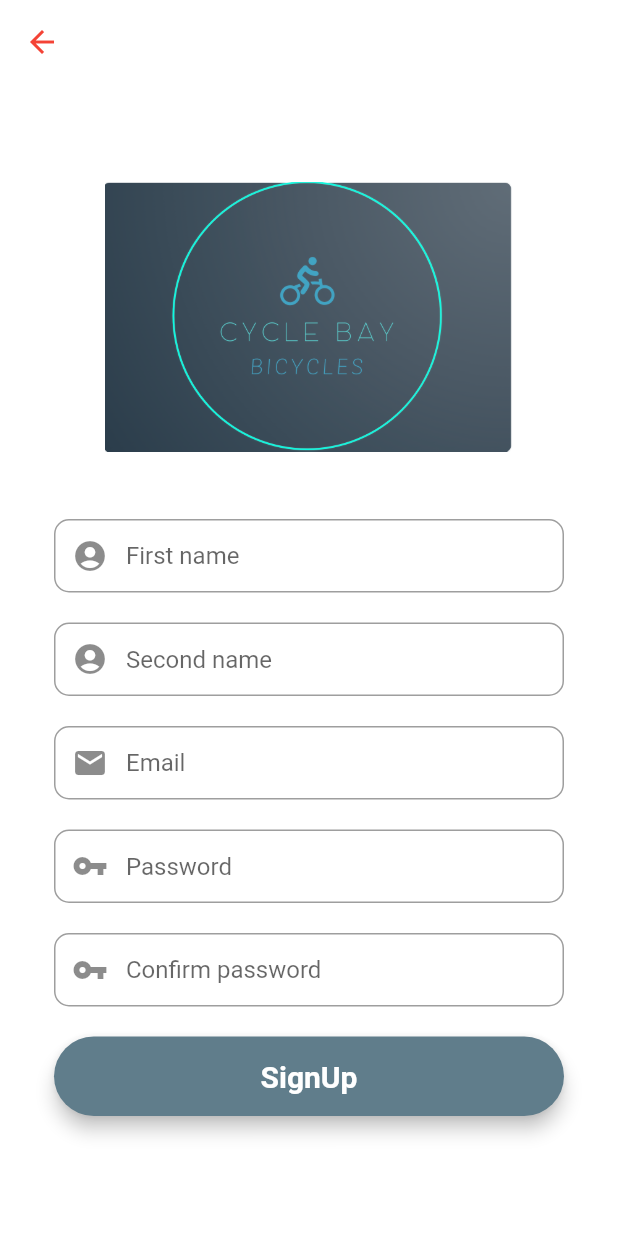
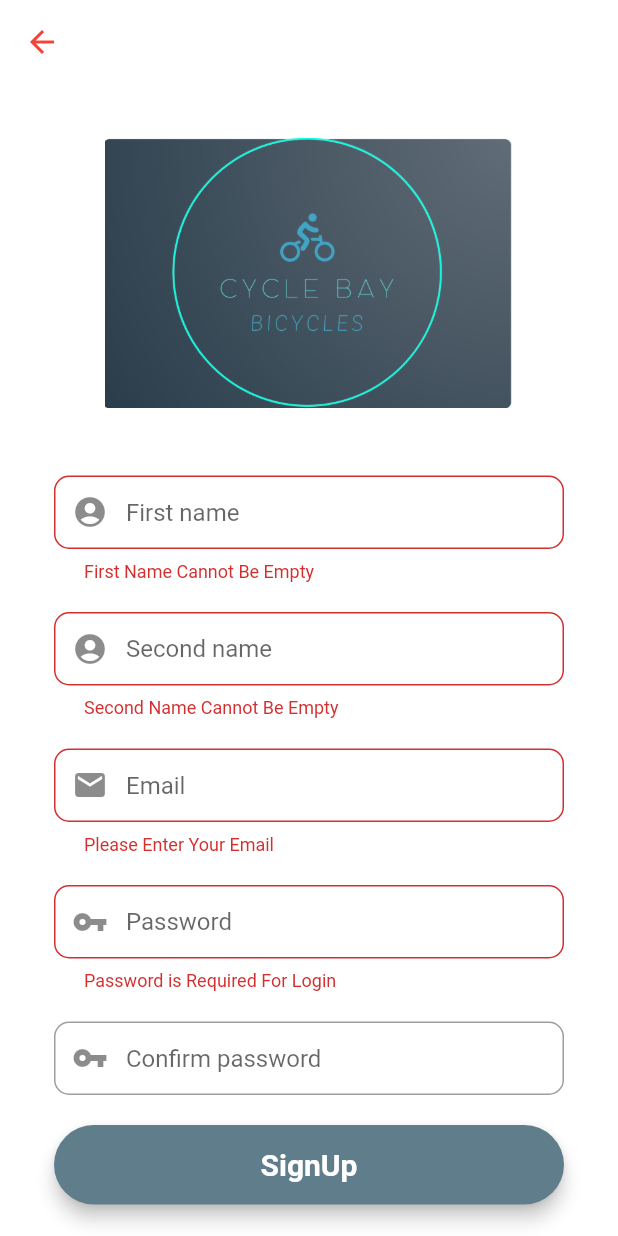
Before and after one commit to sayem118/CyclePlanner, a Flutter app: the SignupScreen screen opened directly, after a tap on "SignUp", on a phone screen of 412 x 824 dp. Run offline on Flutter 3.47's test engine with Material 2 defaults, Android fonts, the phone set to English and light mode, and no system bars; our stand-ins replace cloud_firestore, curved_navigation_bar, expansion_tile_card, firebase_auth, firebase_core, fluttertoast and 4 more; missing offline and left inert: favorite_button, flutter_mapbox_navigation, flutter_polyline_points, geolocator_android, geolocator_apple, geolocator_platform_interface; accounts and stored records are empty.

Commit message:
add user model and connect firebase database

```diff
--- /dev/null
+++ b/lib/models/user_model.dart
@@ -0,0 +1,28 @@
+class UserModel {
+  String? uid;
+  String? email;
+  String? firstName;
+  String? secondName;
+
+  UserModel({this.uid, this.email, this.firstName, this.secondName});
+
+  // receiving data from server
+  factory UserModel.fromMap(map) {
+    return UserModel(
+      uid: map['uid'],
+      email: map['email'],
+      firstName: map['firstName'],
+      secondName: map['secondName'],
+    );
+  }
+
+  // sending data to our server
+  Map<String, dynamic> toMap() {
+    return {
+      'uid': uid,
+      'email': email,
+      'firstName': firstName,
+      'secondName': secondName,
+    };
+  }
+}
--- a/lib/views/sign_up_screen.dart
+++ b/lib/views/sign_up_screen.dart
@@ -1,4 +1,10 @@
+import 'package:cloud_firestore/cloud_firestore.dart';
+import 'package:firebase_auth/firebase_auth.dart';
 import 'package:flutter/material.dart';
+import 'package:fluttertoast/fluttertoast.dart';
+
+import '../models/user_model.dart';
+import 'home_screen.dart';
 class SignupScreen extends StatefulWidget {
   const SignupScreen({Key? key}) : super(key: key);
 
@@ -7,6 +13,9 @@
 }
 
 class _SignupScreenState extends State<SignupScreen> {
+  //firebase auth
+  final _auth = FirebaseAuth.instance;
+
   // form key
   final _formKey = GlobalKey<FormState>();
 
@@ -23,10 +32,18 @@
     final firstNameField = TextFormField(
       autofocus: false,
       controller: firstNameEditingController,
-      keyboardType:TextInputType.name,
-      //vaildator
-      onSaved: (value)
-      {
+      keyboardType: TextInputType.name,
+      validator: (value) {
+        RegExp regex = new RegExp(r'^.{3,}$');
+        if (value!.isEmpty) {
+          return ("First Name Cannot Be Empty");
+        }
+        if (!regex.hasMatch(value)) {
+          return ("Please Enter a Valid Name (Min of 3 Characters");
+        }
+        return null;
+      },
+      onSaved: (value) {
         firstNameEditingController.text = value!;
       },
       textInputAction: TextInputAction.next,
@@ -44,10 +61,14 @@
     final secondNameField = TextFormField(
       autofocus: false,
       controller: secondNameEditingController,
-      keyboardType:TextInputType.name,
-      //vaildator
-      onSaved: (value)
-      {
+      keyboardType: TextInputType.name,
+      validator: (value) {
+        if (value!.isEmpty) {
+          return ("Second Name Cannot Be Empty");
+        }
+        return null;
+      },
+      onSaved: (value) {
         secondNameEditingController.text = value!;
       },
       textInputAction: TextInputAction.next,
@@ -65,10 +86,18 @@
     final emailField = TextFormField(
       autofocus: false,
       controller: emailEditingController,
-      keyboardType:TextInputType.emailAddress,
-      //vaildator
-      onSaved: (value)
-      {
+      keyboardType: TextInputType.emailAddress,
+      validator: (value) {
+        if (value!.isEmpty) {
+          return ("Please Enter Your Email");
+        }
+        // reg expression for email validation
+        if (!RegExp("^[a-zA-Z0-9+_.-]+@[a-zA-z0-9.-]+.[a-z]").hasMatch(value)) {
+          return ("Please Enter a Valid Email");
+        }
+        return null;
+      },
+      onSaved: (value) {
         emailEditingController.text = value!;
       },
       textInputAction: TextInputAction.next,
@@ -88,9 +117,16 @@
       autofocus: false,
       controller: passwordEditingController,
       obscureText: true,
-      //vaildator
-      onSaved: (value)
-      {
+      validator: (value) {
+        RegExp regex = new RegExp(r'^.{6,}$');
+        if (value!.isEmpty) {
+          return ("Password is Required For Login");
+        }
+        if (!regex.hasMatch(value)) {
+          return ("Please Enter a Valid Password (Min of 6 Characters");
+        }
+      },
+      onSaved: (value) {
         passwordEditingController.text = value!;
       },
       textInputAction: TextInputAction.next,
@@ -110,9 +146,15 @@
       autofocus: false,
       controller: confirmPasswordEditingController,
       obscureText: true,
-      //vaildator
-      onSaved: (value)
-      {
+      validator: (value) {
+        if (confirmPasswordEditingController.text !=
+            passwordEditingController.text)
+        {
+          return "Passwords Does Not Match";
+        }
+        return null;
+      },
+      onSaved: (value) {
         confirmPasswordEditingController.text = value!;
       },
       textInputAction: TextInputAction.next,
@@ -133,10 +175,14 @@
       color: Colors.blueGrey,
       child: MaterialButton(
           padding: EdgeInsets.fromLTRB(20, 15, 20, 15),
-          minWidth: MediaQuery.of(context).size.width,
+          minWidth: MediaQuery
+              .of(context)
+              .size
+              .width,
 
-
-          onPressed: () {},
+          onPressed: () {
+            signUp(emailEditingController.text, passwordEditingController.text);
+          },
           child: Text(
             "SignUp",
             textAlign: TextAlign.center,
@@ -152,7 +198,7 @@
         elevation: 0,
         leading: IconButton(
           icon: Icon(Icons.arrow_back, color: Colors.red),
-          onPressed: (){
+          onPressed: () {
             // passing back to last page
             Navigator.of(context).pop();
           },
@@ -161,7 +207,7 @@
       body: Center(
         child: SingleChildScrollView(
           child: Container(
-            color:Colors.white,
+            color: Colors.white,
             child: Padding(
               padding: const EdgeInsets.all(36.0),
               child: Form(
@@ -200,4 +246,48 @@
       ),
     );
   }
+
+  void signUp(String email, String password) async
+  {
+    if (_formKey.currentState!.validate()) {
+      await _auth.createUserWithEmailAndPassword(
+          email: email, password: password)
+          .then((value) =>
+      {
+      postDetailsToFirestore()
+      }).catchError((e) {
+        Fluttertoast.showToast(msg: e!.message);
+      });
+    }
+  }
+
+
+  postDetailsToFirestore() async
+  {
+    // calling our firestore
+    // calling our user model
+    // sedning these values
+
+    FirebaseFirestore firebaseFirestore = FirebaseFirestore.instance;
+    User? user = _auth.currentUser;
+
+    UserModel userModel = UserModel();
+
+    // writing all the values
+    userModel.email = user!.email;
+    userModel.uid = user.uid;
+    userModel.firstName = firstNameEditingController.text;
+    userModel.secondName = secondNameEditingController.text;
+
+    await firebaseFirestore
+        .collection("users")
+        .doc(user.uid)
+        .set(userModel.toMap());
+    Fluttertoast.showToast(msg: "Account created successfully :) ");
+
+    Navigator.pushAndRemoveUntil(
+        (context),
+        MaterialPageRoute(builder: (context) => HomeScreen()),
+            (route) => false);
+  }
 }
```
